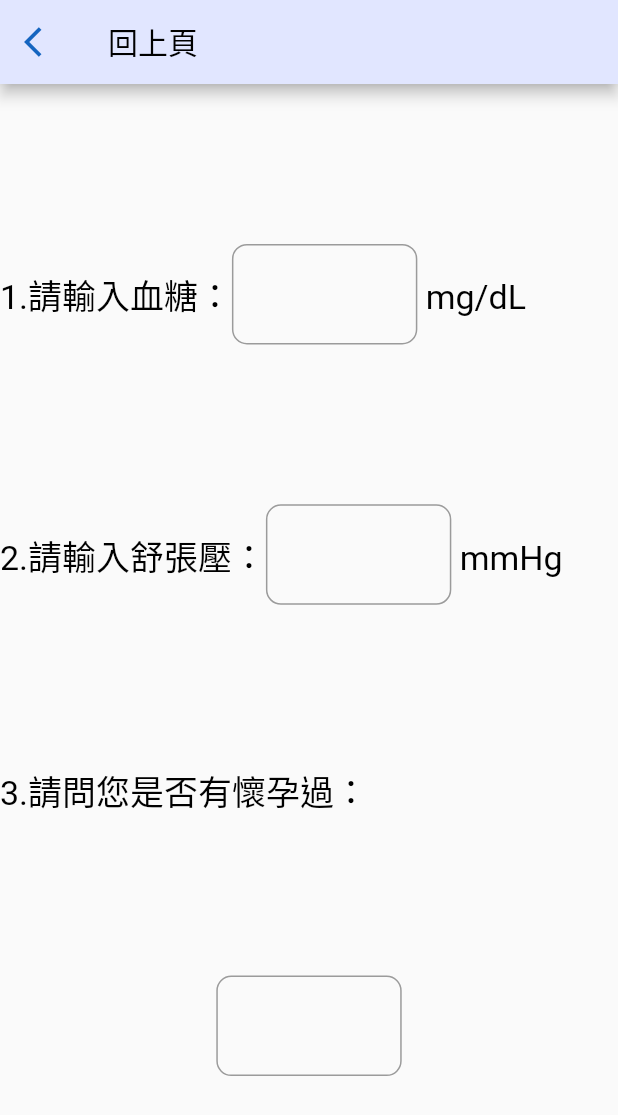
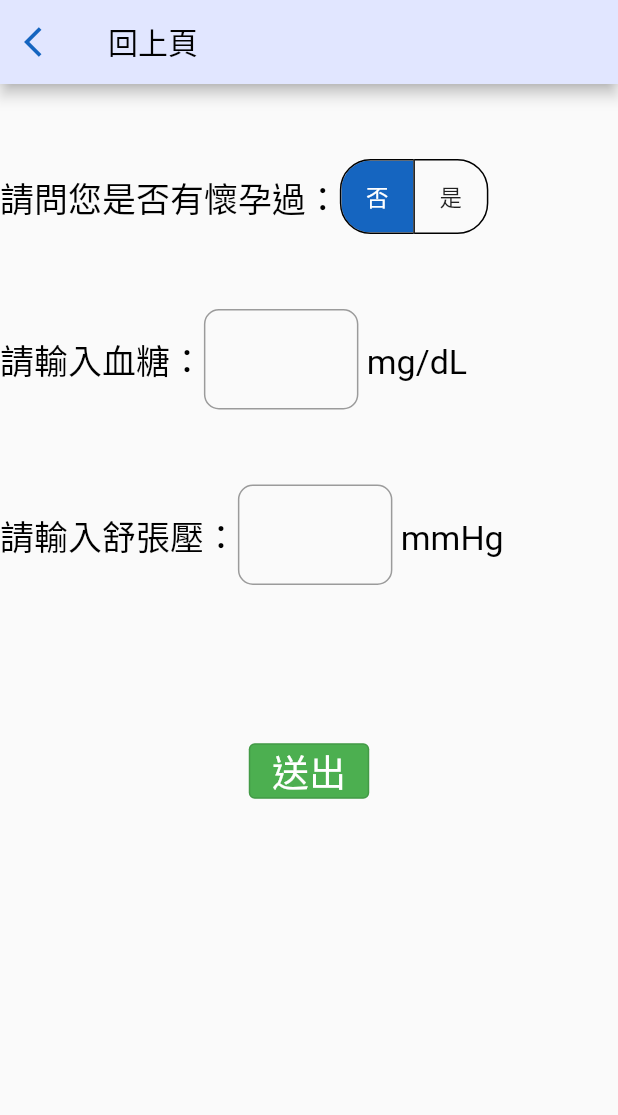
Before and after one commit to JamesLiu26/risk, a Flutter app: the Question screen opened directly, after a tap on "繼續", on a phone screen of 412 x 824 dp. Shown: the top 1115 px of the screen. Run offline on Flutter 3.47's test engine with Material 2 defaults, Android fonts, the phone set to English and light mode, and no system bars; our stand-ins replace charts_flutter, webview_flutter; missing offline and left inert: tflite_flutter.

Commit message:
21/09/27 問卷更新

```diff
--- a/lib/BottomNavigationBar/Home/questionnaire.dart
+++ b/lib/BottomNavigationBar/Home/questionnaire.dart
@@ -1,5 +1,7 @@
 import 'package:flutter/material.dart';
+import 'package:flutter/services.dart';
 import '/appBar.dart';
+import '/change.dart';
 import 'package:tflite_flutter/tflite_flutter.dart';
 
 void main() {
@@ -9,34 +11,6 @@ void main() {
   ));
 }
 
-/*
-// 下載模型並取得模型大小
-  loadModel() async {
-    interpreter = await Interpreter.fromAsset("model.tflite");
-    print("Successfully!");
-    interpreter.allocateTensors();
-    print(interpreter.getInputTensors());
-    print(interpreter.getOutputTensors());
-  }
-
-  // 預測結果
-  void predict() {
-    //                        BMI 譜系功能 年齡
-    input = [
-      [0.0, 0.0, 0.0, 0.0, 0.0, bmi, dpf, age]
-    ];
-    print("$bmi  $dpf  $age");
-    // 讓model去跑input
-    interpreter.run(input, output);
-    print(output);
-  }
-
-  @override
-  void initState() {
-    super.initState();
-    loadModel();
-  }
- */
 class Question extends StatefulWidget {
   @override
   _QuestionState createState() => _QuestionState();
@@ -74,29 +48,118 @@ class _QuestionState extends State<Question> {
                   style: TextStyle(fontSize: fontSize, color: Colors.white)),
               onPressed: () {
                 Navigator.push(context,
-                    MaterialPageRoute(builder: (context) => FirstPage()));
+                    MaterialPageRoute(builder: (context) => SecondPage()));
               }),
           Spacer(flex: 3),
         ])));
   }
 }
 
-//first page
-class FirstPage extends StatefulWidget {
+//Second page-------------------
+class SecondPage extends StatefulWidget {
   @override
-  _FirstPageState createState() => _FirstPageState();
+  _SecondPageState createState() => _SecondPageState();
 }
 
-class _FirstPageState extends State<FirstPage> {
+class _SecondPageState extends State<SecondPage> {
+  late Interpreter interpreter;
+  late List<List<double>> input;
+  List<List<double>> output = [
+    [0.0]
+  ];
+  // 下載模型並取得模型大小
+  loadModel() async {
+    interpreter = await Interpreter.fromAsset("model.tflite");
+    print("Successfully!");
+    interpreter.allocateTensors();
+    print(interpreter.getInputTensors());
+    print(interpreter.getOutputTensors());
+  }
+
+  // 預測結果
+  void predict() {
+    //                        BMI 譜系功能 年齡
+    input = [
+      [
+        double.parse(pregnant.text),
+        double.parse(glu.text),
+        double.parse(bloodPressure.text),
+        0.0,
+        0.0,
+        17.3,
+        1.0,
+        21.0
+      ]
+    ];
+
+    // 讓model去跑input
+    interpreter.run(input, output);
+    print(output[0][0]);
+  }
+
+  final pregnant = TextEditingController();
   final glu = TextEditingController();
-  List<String> yesOrNo = [];
-  TextField question(TextEditingController controller, fontSize) {
+  final bloodPressure = TextEditingController();
+  late List data = [pregnant, glu, bloodPressure];
+  List<bool> yesOrNo = [true, false];
+  //
+
+  TextField question(TextEditingController controller) {
+    double fontSize = MediaQuery.of(context).size.width * 0.055;
     return TextField(
         controller: controller,
         style: TextStyle(fontSize: fontSize),
+        inputFormatters: [LengthLimitingTextInputFormatter(4)],
         decoration: InputDecoration(
             border:
                 OutlineInputBorder(borderRadius: BorderRadius.circular(10))));
+  }
+
+  bool result() {
+    bool fullData = true;
+    for (TextEditingController value in data) {
+      if (!value.text.contains(RegExp("^[0-9]+\$"), 0)) {
+        ScaffoldMessenger.of(context).showSnackBar(SnackBar(
+            backgroundColor: Colors.red[800],
+            content: Text("請確認問卷填寫無誤再按送出！",
+                style: TextStyle(fontSize: 16, color: Colors.white)),
+            duration: Duration(seconds: 1)));
+        fullData = false;
+        break;
+      }
+    }
+    return fullData;
+  }
+
+  ToggleButtons yesNoButtons() {
+    return ToggleButtons(
+        borderRadius: BorderRadius.circular(20),
+        fillColor: Colors.blue[800],
+        selectedColor: Colors.white,
+        borderColor: Colors.black,
+        selectedBorderColor: Colors.black,
+        children: [
+          Text("否"),
+          Text("是"),
+        ],
+        isSelected: yesOrNo,
+        onPressed: (index) {
+          setState(() {
+            if (index == 0) {
+              yesOrNo[0] = true;
+              yesOrNo[1] = false;
+            } else {
+              yesOrNo[0] = false;
+              yesOrNo[1] = true;
+            }
+          });
+        });
+  }
+
+  @override
+  void initState() {
+    super.initState();
+    loadModel();
   }
 
   @override
@@ -111,41 +174,92 @@ class _FirstPageState extends State<FirstPage> {
               },
               icon: Icon(Icons.arrow_back_ios, color: Colors.blue[800]),
             )),
-        body: Column(
-          mainAxisAlignment: MainAxisAlignment.spaceEvenly,
-          children: [
+        body: SingleChildScrollView(
+            child: Column(children: [
+          // if (性別=='女')
+          SizedBox(height: 50),
           Row(
             children: [
-                textStyle("1.請輸入血糖：", size.width * 0.055),
+              textStyle("請問您是否有懷孕過：", size.width * 0.055),
+              yesNoButtons(),
+            ],
+          ),
+          yesOrNo[1] == true
+              ? Row(
+                  children: [
+                    textStyle("請輸入：", size.width * 0.055),
                     SizedBox(
-                  width: size.width * 0.3,
-                  child: question(glu, size.width * 0.055),
+                      width: size.width * 0.2,
+                      child: question(pregnant),
+                    ),
+                    textStyle(" 次", size.width * 0.055),
+                  ],
+                )
+              : Row(),
+          SizedBox(height: 50),
+          Row(
+            children: [
+              textStyle("請輸入血糖：", size.width * 0.055),
+              SizedBox(
+                width: size.width * 0.25,
+                child: question(glu),
               ),
               textStyle(" mg/dL", size.width * 0.055)
             ],
           ),
+          SizedBox(height: 50),
           Row(
             children: [
-                textStyle("2.請輸入舒張壓：", size.width * 0.055),
+              textStyle("請輸入舒張壓：", size.width * 0.055),
               SizedBox(
-                  width: size.width * 0.3,
-                  child: question(glu, size.width * 0.055),
+                width: size.width * 0.25,
+                child: question(bloodPressure),
               ),
               textStyle(" mmHg", size.width * 0.055)
             ],
           ),
-            // if (性別=='女')
-            Row(
-              children: [
-                textStyle("3.請問您是否有懷孕過：", size.width * 0.055),
-              ],
-            ),
-
-            SizedBox(
-              width: size.width * 0.3,
-              child: question(glu, size.width * 0.055),
-            ),
-          ],
-        ));
+          SizedBox(height: 100),
+          OutlinedButton(
+              style: ButtonStyle(
+                  backgroundColor:
+                      MaterialStateProperty.all<Color>(Colors.green)),
+              child: Text("送出",
+                  style: TextStyle(
+                      fontSize: size.width * 0.06, color: Colors.white)),
+              onPressed: () {
+                FocusScopeNode focus = FocusScope.of(context);
+                // 把TextField的focus移掉
+                if (!focus.hasPrimaryFocus) {
+                  focus.unfocus();
+                }
+                if (result() == true) {
+                  predict();
+                  Navigator.push(context,
+                      MaterialPageRoute(builder: (context) => Result()));
+                }
+              }),
+        ])));
   }
 }
+
+class Result extends StatefulWidget {
+  @override
+  _ResultState createState() => _ResultState();
+}
+
+class _ResultState extends State<Result> {
+  @override
+  Widget build(BuildContext context) {
+    return Scaffold(
+        appBar: appBar(
+            "回到首頁",
+            IconButton(
+              onPressed: () {
+                Navigator.push(
+                    context, MaterialPageRoute(builder: (context) => Change()));
+              },
+              icon: Icon(Icons.arrow_back_ios, color: Colors.blue[800]),
+            )),
+        body: Column());
+  }
+}
```
Also changed, not shown: lib/Menu/Setting/feedback.dart (+5 -2 lines). Lines whose indentation alone changed are shown as unchanged.
